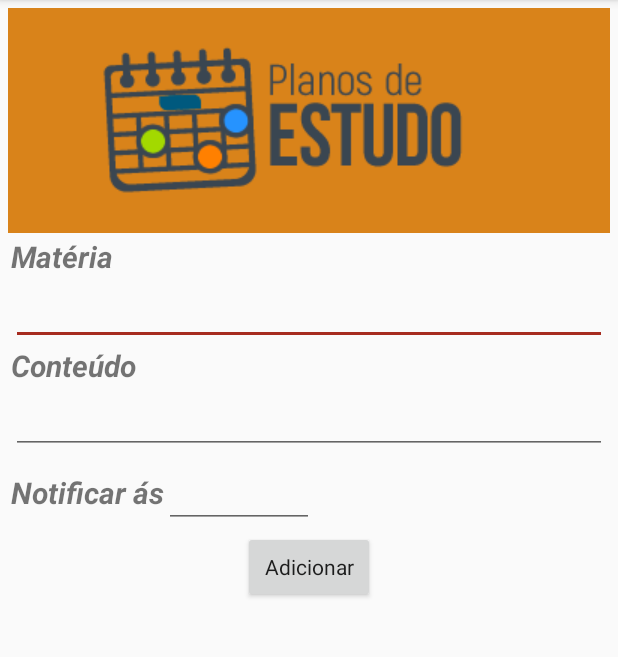
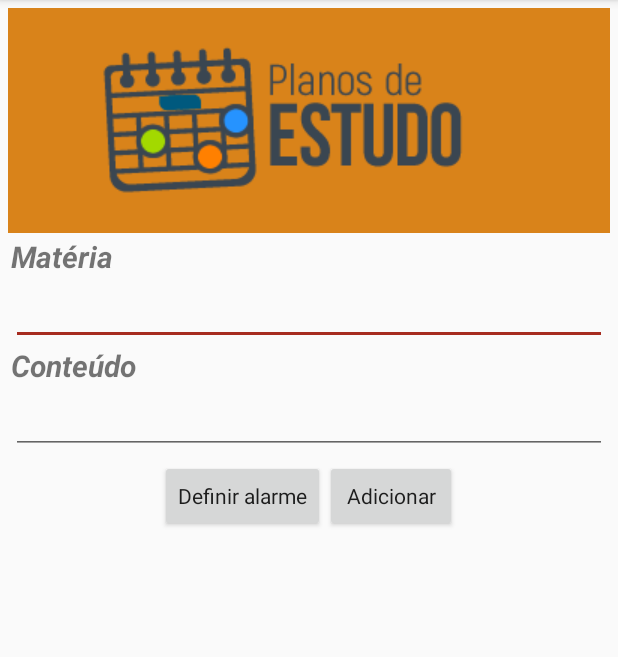
Before and after one commit to Thanyla/programaDeEstudos, an Android app: the screen it shows after launch (MainActivity), after a tap on "Adicionar", on a phone screen of 412 x 824 dp, the part 84-741 px from its top. Run offline under Robolectric (Android 15) with nearby library versions, the phone set to English and light mode, and no system bars.

```diff
--- a/programadeestudo/app/src/main/java/com/example/programadeestudo/AlarmReceiver.java
+++ b/programadeestudo/app/src/main/java/com/example/programadeestudo/AlarmReceiver.java
@@ -9,5 +9,7 @@ public class AlarmReceiver extends BroadcastReceiver {
     @Override
     public void onReceive(Context context, Intent intent) {
         Toast.makeText(context, "Alarme cadastrado", Toast.LENGTH_LONG).show();
+        MainActivity mainActivity  = (MainActivity) context;
+        mainActivity.gerar();
     }
 }
--- a/programadeestudo/app/src/main/java/com/example/programadeestudo/MainActivity.java
+++ b/programadeestudo/app/src/main/java/com/example/programadeestudo/MainActivity.java
@@ -3,6 +3,7 @@ package com.example.programadeestudo;
 import androidx.appcompat.app.AppCompatActivity;
 import androidx.core.app.NotificationCompat;
 import androidx.core.app.NotificationManagerCompat;
+import androidx.fragment.app.DialogFragment;
 
 import android.app.AlarmManager;
 import android.app.Notification;
@@ -10,6 +11,7 @@ import android.app.NotificationChannel;
 import android.app.NotificationManager;
 import android.app.PendingIntent;
 import android.app.TaskStackBuilder;
+import android.app.TimePickerDialog;
 import android.content.Intent;
 import android.os.Build;
 import android.os.Bundle;
@@ -17,15 +19,18 @@ import android.os.SystemClock;
 import android.view.View;
 import android.widget.Button;
 import android.widget.EditText;
+import android.widget.TextView;
+import android.widget.TimePicker;
 import android.widget.Toast;
 
 import com.example.programadeestudo.model.Matter;
 
 import java.util.ArrayList;
+import java.util.Calendar;
 import java.util.List;
 
-public class MainActivity extends AppCompatActivity {
-    private EditText editTextMatter, editTextAbstract, editTextHour;
+public class MainActivity extends AppCompatActivity implements TimePickerDialog.OnTimeSetListener {
+    private EditText editTextMatter, editTextAbstract;
     private Button buttonSalve;
     private AlarmManager alarmManager;
     private PendingIntent pendingIntent;
@@ -40,19 +45,40 @@ public class MainActivity extends AppCompatActivity {
 
         editTextMatter = findViewById(R.id.editTextMatter);
         editTextAbstract = findViewById(R.id.editTextAbstract);
-        editTextHour = findViewById(R.id.editTextHour);
         buttonSalve = findViewById(R.id.buttonSalve);
 
+        Button buttonHour = findViewById(R.id.buttonHour);
+        buttonHour.setOnClickListener(new View.OnClickListener() {
+            @Override
+            public void onClick(View view) {
+                DialogFragment timePicker = new TimePickerFragment();
+                timePicker.show(getSupportFragmentManager(), "time picker");
+            }
+        });
 
 
         buttonSalve.setOnClickListener(new View.OnClickListener() {
             @Override
             public void onClick(View view) {
                 matter.setNameMatter(editTextMatter.getText().toString());
+                matter.setSummary(editTextAbstract.getText().toString());
                 criarCanalNotificacao();
                 disparar();
             }
         });
+    }
+
+    @Override
+    protected void onStart() {
+        super.onStart();
+        //disparar();
+    }
+
+    @Override
+    public void onTimeSet(TimePicker timePicker, int hour, int minute) {
+        matter.setHourAlarm(hour);
+        matter.setMinuteAlarm(minute);
+        System.out.println("HORAS"+matter.getHourAlarm());
     }
 
     private void disparar() {
@@ -62,10 +88,15 @@ public class MainActivity extends AppCompatActivity {
                 getApplicationContext(),
                 0, i, 0);
 
-        alarmManager.set(AlarmManager.ELAPSED_REALTIME_WAKEUP,
-                SystemClock.elapsedRealtime()+2*1000,
+        Calendar calendar = Calendar.getInstance();
+        calendar.setTimeInMillis(System.currentTimeMillis());
+        calendar.set(Calendar.HOUR_OF_DAY, matter.getHourAlarm());
+        calendar.set(Calendar.MINUTE, matter.getMinuteAlarm());
+
+        alarmManager.set(AlarmManager.RTC_WAKEUP,
+                calendar.getTimeInMillis()+2,
                 pendingIntent);
-        gerar();
+        //gerar();
     }
 
     public void gerar() {
--- a/programadeestudo/app/src/main/java/com/example/programadeestudo/model/Matter.java
+++ b/programadeestudo/app/src/main/java/com/example/programadeestudo/model/Matter.java
@@ -6,23 +6,26 @@ import java.util.List;
 public class Matter implements Serializable {
     private String nameMatter;
     private String summary;
-    private String hourAlarm;
+    private int hourAlarm;
+    private int minuteAlarm;
 
     public Matter() {
     }
 
-    public Matter(String nameMatter, String summary, String hourAlarm) {
-        this.nameMatter = nameMatter;
-        this.summary = summary;
+    public int getHourAlarm() {
+        return hourAlarm;
+    }
+
+    public void setHourAlarm(int hourAlarm) {
         this.hourAlarm = hourAlarm;
     }
 
-    public String getHourAlarm() {
-        return hourAlarm;
+    public int getMinuteAlarm() {
+        return minuteAlarm;
     }
 
-    public void setHourAlarm(String hourAlarm) {
-        this.hourAlarm = hourAlarm;
+    public void setMinuteAlarm(int minuteAlarm) {
+        this.minuteAlarm = minuteAlarm;
     }
 
     public String getNameMatter() {
--- a/programadeestudo/app/src/main/res/layout/activity_main.xml
+++ b/programadeestudo/app/src/main/res/layout/activity_main.xml
@@ -58,32 +58,30 @@
         android:layout_width="wrap_content"
         android:layout_height="wrap_content"
         android:orientation="horizontal"
+        android:layout_gravity="center"
         android:padding="2dp">
-        <TextView
-            android:id="@+id/textHour"
+        <Button
+            android:id="@+id/buttonHour"
+            style="@style/Widget.AppCompat.ImageButton"
             android:layout_width="wrap_content"
             android:layout_height="wrap_content"
-            android:text="@string/hourStart"
-            android:textSize="20dp"
-            android:textStyle="bold|italic" />
+            android:layout_gravity="center"
+            android:text="@string/hour"
+            android:textAlignment="center" />
 
-        <EditText
-            android:id="@+id/editTextHour"
-            android:layout_width="100dp"
+
+        <Button
+            android:id="@+id/buttonSalve"
+            style="@style/Widget.AppCompat.ImageButton"
+            android:layout_width="wrap_content"
             android:layout_height="wrap_content"
-            android:inputType="time" />
+            android:layout_gravity="center"
+            android:text="@string/buttonSalve"
+            android:textAlignment="center" />
 
 
     </LinearLayout>
 
 
-    <Button
-        android:id="@+id/buttonSalve"
-        style="@style/Widget.AppCompat.ImageButton"
-        android:layout_width="wrap_content"
-        android:layout_height="wrap_content"
-        android:layout_gravity="center"
-        android:text="@string/buttonSalve"
-        android:textAlignment="center" />
 
 </LinearLayout>
--- a/programadeestudo/app/src/main/res/values/strings.xml
+++ b/programadeestudo/app/src/main/res/values/strings.xml
@@ -7,4 +7,5 @@
     <string name="buttonSalve">Adicionar</string>
     <string name="hourStart">Notificar ás </string>
     <string name="hourFinal">" ás"</string>
+    <string name="hour">Definir alarme</string>
 </resources>
```
Also changed, not shown: programadeestudo/app/src/main/java/com/example/programadeestudo/TimePickerFragment.java (added, +28 -0 lines).
